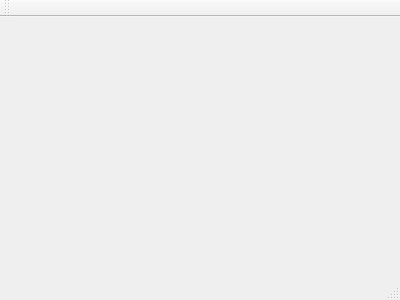
Before: the Qt Designer form mainwindow.ui in bleachzou3/UIForSegmentation, drawn with Qt 5.
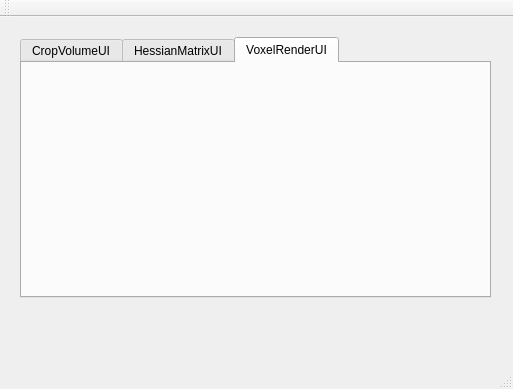
After: the same form once the commit is applied.

Patch:
```diff
--- a/mainwindow.ui
+++ b/mainwindow.ui
@@ -1,24 +1,68 @@
 <ui version="4.0">
  <class>MainWindow</class>
- <widget class="QMainWindow" name="MainWindow" >
-  <property name="geometry" >
+ <widget class="QMainWindow" name="MainWindow">
+  <property name="geometry">
    <rect>
     <x>0</x>
     <y>0</y>
-    <width>400</width>
-    <height>300</height>
+    <width>513</width>
+    <height>389</height>
    </rect>
   </property>
   <property name="windowTitle" >
    <string>MainWindow</string>
   </property>
-  <widget class="QMenuBar" name="menuBar" />
-  <widget class="QToolBar" name="mainToolBar" />
-  <widget class="QWidget" name="centralWidget" />
-  <widget class="QStatusBar" name="statusBar" />
+  <widget class="QWidget" name="UIForSegmentation">
+   <widget class="QTabWidget" name="SegmentationProcessUI">
+    <property name="geometry">
+     <rect>
+      <x>20</x>
+      <y>20</y>
+      <width>471</width>
+      <height>261</height>
+     </rect>
+    </property>
+    <property name="currentIndex">
+     <number>2</number>
+    </property>
+    <widget class="QWidget" name="CropVolumeUI">
+     <attribute name="title">
+      <string>CropVolumeUI</string>
+     </attribute>
+    </widget>
+    <widget class="QWidget" name="HessianMatrixUI">
+     <attribute name="title">
+      <string>HessianMatrixUI</string>
+     </attribute>
+    </widget>
+    <widget class="QWidget" name="VoxelRenderUI">
+     <attribute name="title">
+      <string>VoxelRenderUI</string>
+     </attribute>
+    </widget>
+   </widget>
+  </widget>
+  <widget class="QMenuBar" name="menuBar">
+   <property name="geometry">
+    <rect>
+     <x>0</x>
+     <y>0</y>
+     <width>513</width>
+     <height>21</height>
+    </rect>
+   </property>
+  </widget>
+  <widget class="QToolBar" name="mainToolBar">
+   <attribute name="toolBarArea">
+    <enum>TopToolBarArea</enum>
+   </attribute>
+   <attribute name="toolBarBreak">
+    <bool>false</bool>
+   </attribute>
+  </widget>
+  <widget class="QStatusBar" name="statusBar"/>
  </widget>
- <layoutDefault spacing="6" margin="11" />
- <pixmapfunction></pixmapfunction>
+ <layoutdefault spacing="6" margin="11"/>
  <resources/>
  <connections/>
 </ui>
```
Left out of the diff: 5 changed lines with no effect on the pictures.
